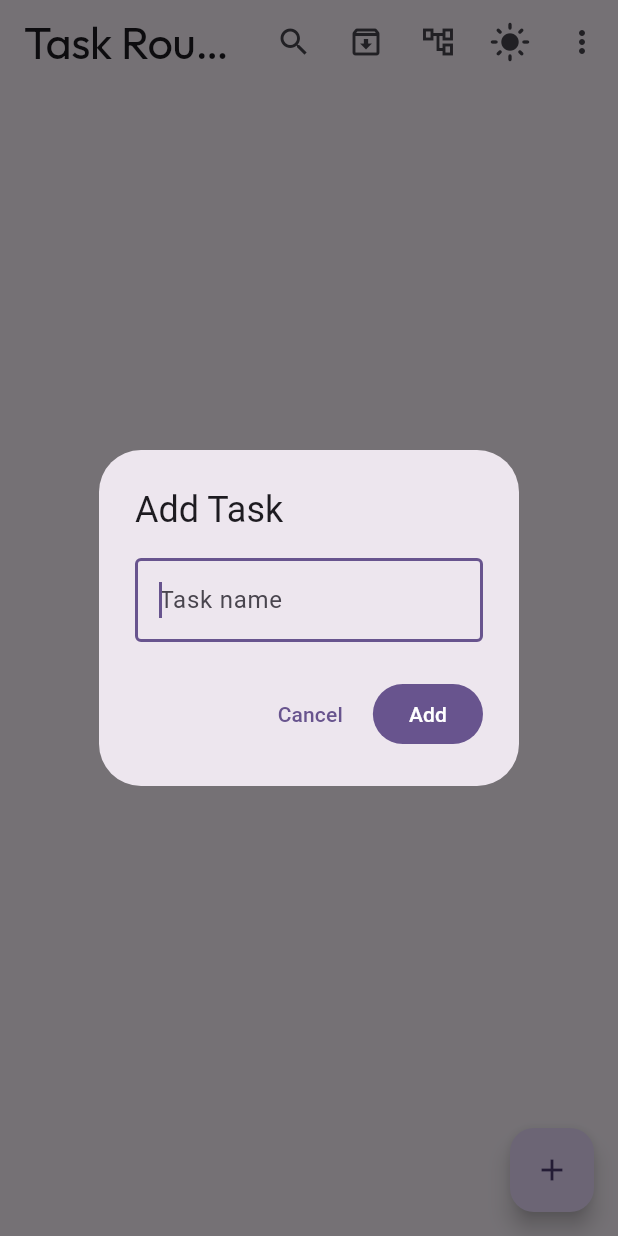
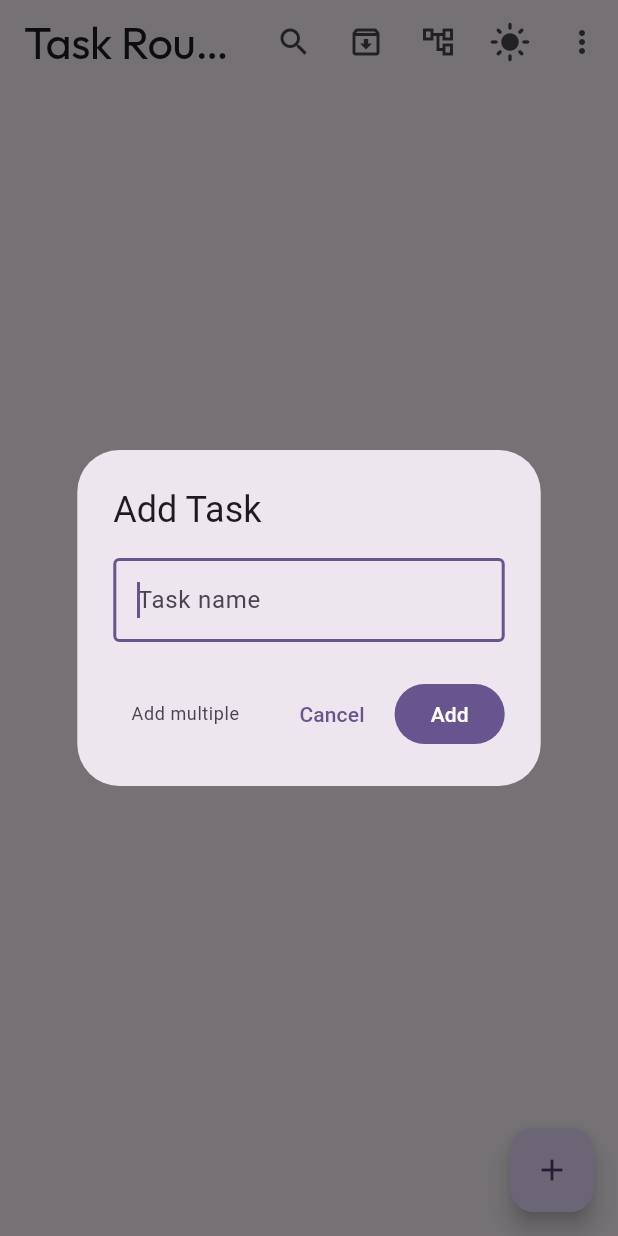
Before and after one commit to sohamM97/task-roulette, a Flutter app: the screen it shows after launch, after a tap on the "add" icon, on a phone screen of 412 x 824 dp. Run offline on Flutter 3.47's test engine with Material 3 defaults, Android fonts, the phone set to English and light mode, and no system bars; our stand-ins replace file_picker, share_plus, shared_preferences, sqflite, sqflite_common_ffi; missing offline and left inert: graphview; accounts and stored records are empty.

Commit message:
Move brain dump to "Add multiple" in add task dialog and fix tests
- Refactor AddTaskDialog to return sealed AddTaskResult type
- Add "Add multiple" button that switches to brain dump mode
- Remove FAB long-press gesture for brain dump
- Fix widget tests for new leaf detail layout (Row instead of Wrap, add_link icon)

Co-Authored-By: Claude Opus 4.6 <noreply@anthropic.com>

```diff
--- a/lib/screens/task_list_screen.dart
+++ b/lib/screens/task_list_screen.dart
@@ -31,17 +31,16 @@ class _TaskListScreenState extends State<TaskListScreen> {
   }
 
   Future<void> _addTask() async {
-    final name = await showDialog<String>(
+    final result = await showDialog<AddTaskResult>(
       context: context,
       builder: (_) => const AddTaskDialog(),
     );
-    if (name != null && mounted) {
-      await context.read<TaskProvider>().addTask(name);
+    if (!mounted || result == null) return;
+    if (result is SingleTask) {
+      await context.read<TaskProvider>().addTask(result.name);
+    } else if (result is SwitchToBrainDump) {
+      await _brainDump();
     }
-  }
-
-  void _showFabOptions() {
-    _addTask();
   }
 
   Future<void> _brainDump() async {
@@ -771,24 +770,18 @@ class _TaskListScreenState extends State<TaskListScreen> {
                         child: const Icon(Icons.link),
                       ),
                       const SizedBox(width: 12),
-                      GestureDetector(
-                        onLongPress: _brainDump,
-                        child: FloatingActionButton(
-                          heroTag: 'addTask',
-                          onPressed: _showFabOptions,
-                          child: const Icon(Icons.add),
-                        ),
+                      FloatingActionButton(
+                        heroTag: 'addTask',
+                        onPressed: _addTask,
+                        child: const Icon(Icons.add),
                       ),
                     ],
                   )
                 else
-                  GestureDetector(
-                    onLongPress: _brainDump,
-                    child: FloatingActionButton(
-                      heroTag: 'addTask',
-                      onPressed: _showFabOptions,
-                      child: const Icon(Icons.add),
-                    ),
+                  FloatingActionButton(
+                    heroTag: 'addTask',
+                    onPressed: _addTask,
+                    child: const Icon(Icons.add),
                   ),
               ],
             ),
--- a/lib/widgets/add_task_dialog.dart
+++ b/lib/widgets/add_task_dialog.dart
@@ -1,4 +1,15 @@
 import 'package:flutter/material.dart';
+
+/// Result from AddTaskDialog: either a single task name or a request
+/// to switch to brain dump mode.
+sealed class AddTaskResult {}
+
+class SingleTask extends AddTaskResult {
+  final String name;
+  SingleTask(this.name);
+}
+
+class SwitchToBrainDump extends AddTaskResult {}
 
 class AddTaskDialog extends StatefulWidget {
   const AddTaskDialog({super.key});
@@ -19,7 +30,7 @@ class _AddTaskDialogState extends State<AddTaskDialog> {
   void _submit() {
     final name = _controller.text.trim();
     if (name.isNotEmpty) {
-      Navigator.pop(context, name);
+      Navigator.pop(context, SingleTask(name));
     }
   }
 
@@ -39,6 +50,15 @@ class _AddTaskDialogState extends State<AddTaskDialog> {
       ),
       actions: [
         TextButton(
+          onPressed: () => Navigator.pop(context, SwitchToBrainDump()),
+          style: TextButton.styleFrom(
+            foregroundColor: Theme.of(context).colorScheme.onSurfaceVariant,
+            textStyle: Theme.of(context).textTheme.bodySmall,
+          ),
+          child: const Text('Add multiple'),
+        ),
+        const Spacer(),
+        TextButton(
           onPressed: () => Navigator.pop(context),
           child: const Text('Cancel'),
         ),
```
Also changed, not shown: 1 other file.
